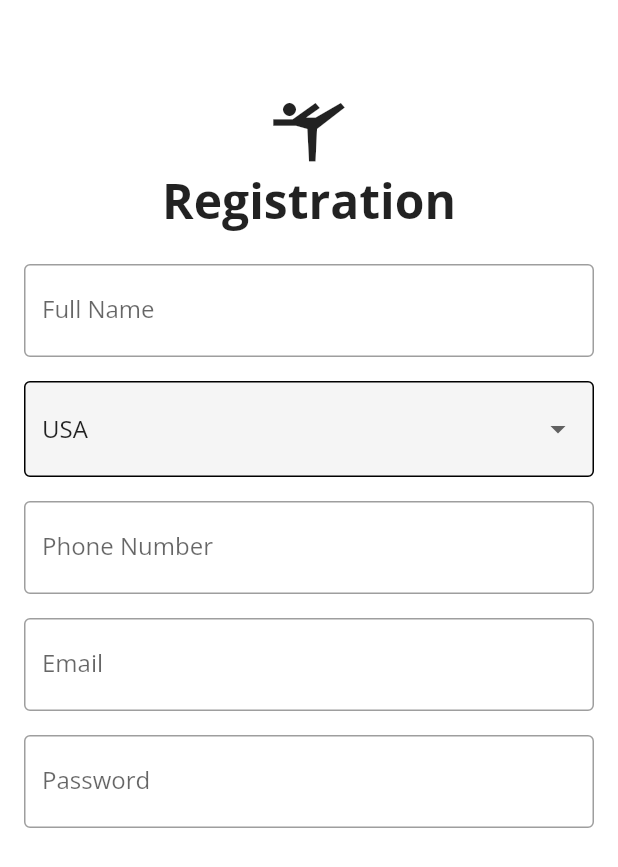
After one commit to gymtrainingclub/mobile-app, a Flutter app: the StopScreen screen opened by its route, after a tap on "Register", on a phone screen of 412 x 824 dp. The commit adds this screen. Shown: the top 867 px of the screen. Run offline on Flutter 3.47's test engine with Material 2 defaults, Android fonts, the phone set to English and light mode, and no system bars; our stand-ins replace google_fonts; network calls fail.

Commit message:
fixing stop screen and add register

```diff
--- a/lib/main.dart
+++ b/lib/main.dart
@@ -1,5 +1,6 @@
 import 'package:flutter/material.dart';
 import 'package:google_fonts/google_fonts.dart';
+import 'screen/register_screen/register_screen.dart';
 import 'package:provider/provider.dart';
 import 'screen/logo_screen/logo_screen.dart';
 import 'screen/splash_screen/splash_screen.dart';
@@ -54,6 +55,8 @@ class MyApp extends StatelessWidget {
             return routeBuilder(const SplashScreen(), set);
           case StopScreen.route:
             return routeBuilder(const StopScreen(), set);
+          case RegisterScreen.route:
+            return routeBuilder(const RegisterScreen(), set);
           default:
             return routeBuilder(const LogoScreen(), set);
         }
--- /dev/null
+++ b/lib/screen/register_screen/register_screen.dart
@@ -0,0 +1,161 @@
+import 'package:flutter/material.dart';
+
+class RegisterScreen extends StatefulWidget {
+  const RegisterScreen({Key? key}) : super(key: key);
+  static const String route = '/register';
+
+  @override
+  State<RegisterScreen> createState() => _RegisterScreenState();
+}
+
+class _RegisterScreenState extends State<RegisterScreen> {
+  List<DropdownMenuItem<String>> get dropdownItems {
+    List<DropdownMenuItem<String>> menuItems = [
+      const DropdownMenuItem(value: "USA", child: Text("USA")),
+      const DropdownMenuItem(value: "Canada", child: Text("Canada")),
+      const DropdownMenuItem(value: "Mexico", child: Text("Mexico")),
+      const DropdownMenuItem(
+          value: "United Kingdom", child: Text("United Kingdom")),
+    ];
+    return menuItems;
+  }
+
+  String selectedValue = "USA";
+  Widget buildDropdown(BuildContext context) {
+    return DropdownButton(
+      value: selectedValue,
+      items: dropdownItems,
+      onChanged: (String? value) {},
+    );
+  }
+
+  final _formKey = GlobalKey<FormState>();
+  @override
+  Widget build(BuildContext context) {
+    return Scaffold(
+      backgroundColor: Colors.white,
+      extendBodyBehindAppBar: true,
+      appBar: AppBar(
+        backgroundColor: Colors.transparent,
+        automaticallyImplyLeading: false,
+        elevation: 0,
+      ),
+      body: SingleChildScrollView(
+        child: Column(
+          children: [
+            const SizedBox(
+              height: 60,
+            ),
+            const Center(
+              child: Icon(
+                Icons.sports_gymnastics,
+                size: 52,
+                color: Colors.black87,
+              ),
+            ),
+            const Text(
+              'Registration',
+              style: TextStyle(
+                fontSize: 32,
+                fontWeight: FontWeight.bold,
+              ),
+            ),
+            const SizedBox(
+              height: 20,
+            ),
+            Form(
+              key: _formKey,
+              child: _buildForm(),
+            ),
+          ],
+        ),
+      ),
+    );
+  }
+
+  _buildForm() {
+    return Padding(
+      padding: const EdgeInsets.symmetric(horizontal: 16),
+      child: Column(
+        children: [
+          TextFormField(
+            decoration: const InputDecoration(
+              labelText: 'Full Name',
+              border: OutlineInputBorder(),
+            ),
+            validator: (value) {
+              if (value!.isEmpty) {
+                return 'Please enter your name';
+              }
+              return null;
+            },
+          ),
+          const SizedBox(
+            height: 16,
+          ),
+          DropdownButtonFormField(
+            isExpanded: true,
+            decoration: const InputDecoration(
+              enabledBorder: OutlineInputBorder(),
+              border: OutlineInputBorder(),
+              filled: true,
+            ),
+            itemHeight: 50,
+            value: selectedValue,
+            onChanged: (String? newValue) {
+              setState(() {
+                selectedValue = newValue!;
+              });
+            },
+            items: dropdownItems,
+          ),
+          const SizedBox(
+            height: 16,
+          ),
+          TextFormField(
+            decoration: const InputDecoration(
+              labelText: 'Phone Number',
+              border: OutlineInputBorder(),
+            ),
+            validator: (value) {
+              if (value!.isEmpty) {
+                return 'Please enter your phone number';
+              }
+              return null;
+            },
+          ),
+          const SizedBox(
+            height: 16,
+          ),
+          TextFormField(
+            decoration: const InputDecoration(
+              labelText: 'Email',
+              border: OutlineInputBorder(),
+            ),
+            validator: (value) {
+              if (value!.isEmpty) {
+                return 'Please enter your email';
+              }
+              return null;
+            },
+          ),
+          const SizedBox(
+            height: 16,
+          ),
+          TextFormField(
+            decoration: const InputDecoration(
+              labelText: 'Password',
+              border: OutlineInputBorder(),
+            ),
+            validator: (value) {
+              if (value!.isEmpty) {
+                return 'Please enter your password';
+              }
+              return null;
+            },
+          ),
+        ],
+      ),
+    );
+  }
+}
--- a/lib/screen/stop_screen/stop_screen.dart
+++ b/lib/screen/stop_screen/stop_screen.dart
@@ -1,4 +1,8 @@
+// ignore_for_file: deprecated_member_use
+
 import 'package:flutter/material.dart';
+
+import '../register_screen/register_screen.dart';
 
 class StopScreen extends StatelessWidget {
   const StopScreen({Key? key}) : super(key: key);
@@ -59,16 +63,20 @@ class StopScreen extends StatelessWidget {
             child: Column(
               mainAxisAlignment: MainAxisAlignment.end,
               children: [
-                ElevatedButton(
-                  onPressed: () {},
-                  child: const Text(
-                    'Login',
+                SizedBox(
+                  width: 140,
+                  child: RaisedButton(
+                    onPressed: () {},
+                    child: const Text('Login'),
                   ),
                 ),
-                ElevatedButton(
-                  onPressed: () {},
-                  child: const Text(
-                    'Registrasi',
+                SizedBox(
+                  width: 140,
+                  child: RaisedButton(
+                    onPressed: () {
+                      Navigator.of(context).pushNamed(RegisterScreen.route);
+                    },
+                    child: const Text('Register'),
                   ),
                 ),
                 const SizedBox(height: 20),
```
